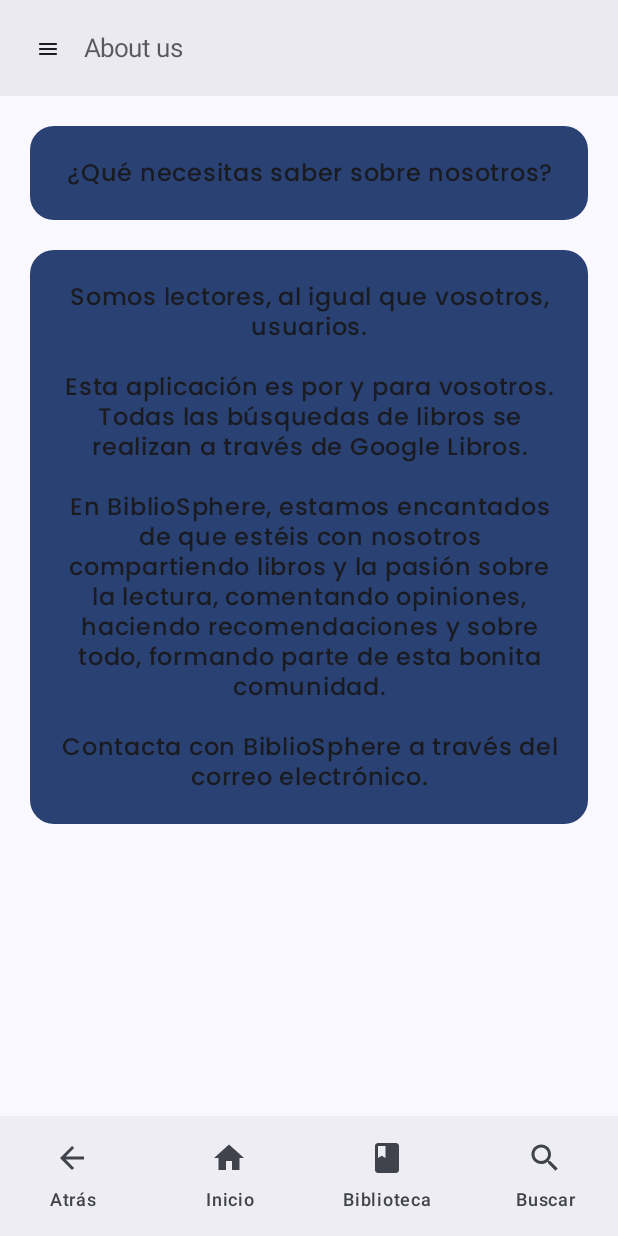
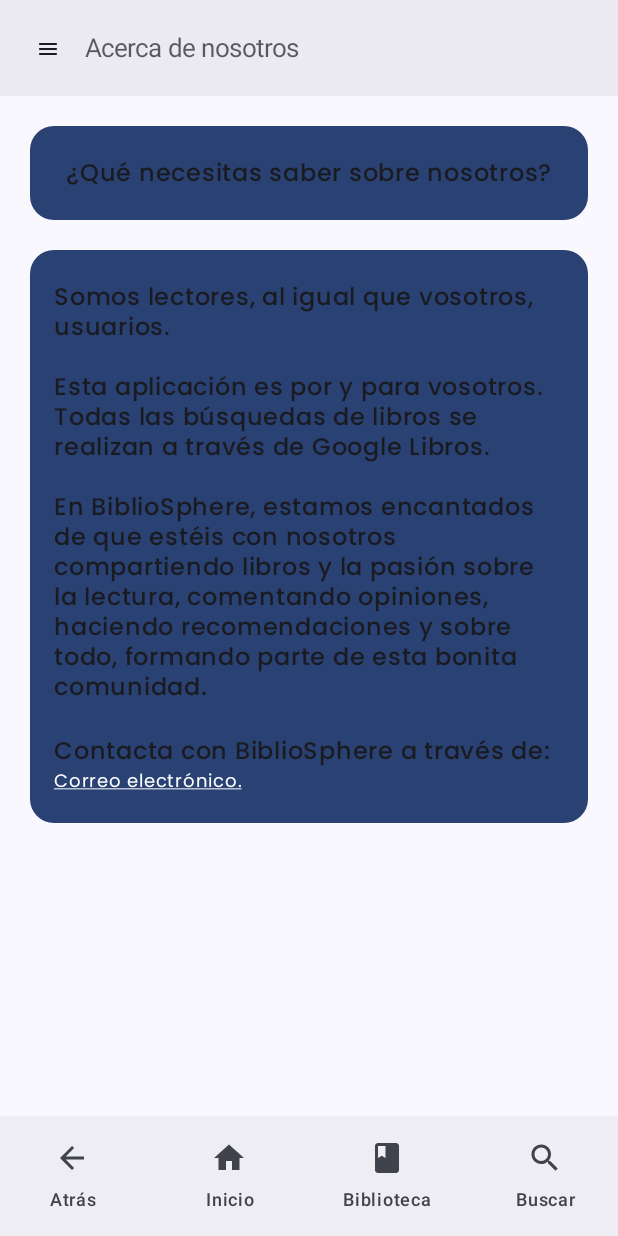
Before and after one commit to MTzenova/BiblioSphere, an Android app built with Jetpack Compose: the AboutScreen screen opened through its navigation route, on a phone screen of 412 x 824 dp. Run offline under Robolectric (Android 15) with nearby library versions, the phone set to English and light mode, and no system bars; our stand-ins replace Firebase (no records; nobody signed in at launch, a user with empty details on screens opened directly), livedata-compose, window size class; network calls fail; pictures from the network do not load.

Commit message:
strings para Navigation hechas

```diff
--- a/app/src/main/java/com/example/bibliosphere/core/navigation/BottomBar.kt
+++ b/app/src/main/java/com/example/bibliosphere/core/navigation/BottomBar.kt
@@ -8,8 +8,10 @@
 import androidx.compose.material3.NavigationBar
 import androidx.compose.material3.NavigationBarItem
 import androidx.compose.material3.Text
+import androidx.compose.ui.res.stringResource
 import androidx.navigation.NavHostController
 import androidx.navigation.compose.currentBackStackEntryAsState
+import com.example.bibliosphere.R
 import com.example.bibliosphere.data.model.DrawerItems
 
 
@@ -39,10 +41,10 @@
                     }
                 },
                 icon = {
-                    Icon(imageVector = navItem.icon, contentDescription = "Icon")
+                    Icon(imageVector = navItem.icon, contentDescription = stringResource(id = navItem.title))
                 },
                 label = {
-                    Text(text = navItem.title)
+                    Text(text = stringResource(id = navItem.title))
                 },
             )
         }
@@ -51,9 +53,9 @@
 
 object NavItemList{
     val navItemList = listOf(
-        DrawerItems("Atrás", Icons.AutoMirrored.Filled.ArrowBack),
-        DrawerItems("Inicio",Icons.Default.Home),
-        DrawerItems("Biblioteca",Icons.Default.Book),
-        DrawerItems("Buscar",Icons.Default.Search),
+        DrawerItems(R.string.back,"back", Icons.AutoMirrored.Filled.ArrowBack),
+        DrawerItems(R.string.home,"home",Icons.Default.Home),
+        DrawerItems(R.string.library,"library",Icons.Default.Book),
+        DrawerItems(R.string.search,"search",Icons.Default.Search),
     )
 }
--- a/app/src/main/java/com/example/bibliosphere/core/navigation/NavigationWrapper.kt
+++ b/app/src/main/java/com/example/bibliosphere/core/navigation/NavigationWrapper.kt
@@ -20,6 +20,7 @@
 import androidx.compose.ui.layout.ContentScale
 import androidx.compose.ui.platform.LocalContext
 import androidx.compose.ui.res.painterResource
+import androidx.compose.ui.res.stringResource
 import androidx.compose.ui.unit.dp
 import androidx.lifecycle.viewmodel.compose.viewModel
 import androidx.navigation.NavHostController
@@ -30,6 +31,7 @@
 import coil.compose.AsyncImage
 import coil.compose.rememberAsyncImagePainter
 import coil.request.ImageRequest
+import com.example.bibliosphere.R
 import com.example.bibliosphere.data.model.DrawerItems
 import com.example.bibliosphere.data.model.TabDestination
 import com.example.bibliosphere.presentation.bookDetail.BookDetailScreen
@@ -90,9 +92,9 @@
 
 
     val items = listOf(
-        DrawerItems("Perfil", Icons.Default.AccountBox),
-        DrawerItems("Acerca de nosotros", Icons.Filled.Info),
-        DrawerItems("Salir", Icons.AutoMirrored.Filled.Logout),
+        DrawerItems(R.string.profile, "profile", Icons.Default.AccountBox),
+        DrawerItems(R.string.about, "about",Icons.Filled.Info),
+        DrawerItems(R.string.exit, "exit",Icons.AutoMirrored.Filled.Logout),
 
     )
 
@@ -159,7 +161,7 @@
                 ) {
                     Spacer(Modifier.height(12.dp))
 
-                    Text("BiblioSphere", style = MaterialTheme.typography.headlineLarge)
+                    Text(stringResource(id = R.string.app_name), style = MaterialTheme.typography.headlineLarge)
                     HorizontalDivider()
                     Spacer(Modifier.height(12.dp))
                     Column(
@@ -171,7 +173,7 @@
                                 key(imageRes){
                                     AsyncImage(
                                         model = imageRes,
-                                        contentDescription = "User profile picture",
+                                        contentDescription = stringResource(R.string.user_profile_picture),
                                         modifier = Modifier
                                             .size(94.dp)
                                             .clip(RoundedCornerShape(62.dp)),
@@ -191,23 +193,23 @@
                     HorizontalDivider()
                     items.forEach { item ->
                         NavigationDrawerItem(
-                            label = { Text(item.title) },
+                            label = { Text(stringResource(id = item.title)) },
                             icon = { Icon(item.icon, contentDescription = null) },
-                            selected = currentRoute == item.title.lowercase(),
+                            selected = currentRoute == item.route,
                             onClick = {
                                 scope.launch {
                                     drawerState.close()
-                                    if (item.title.lowercase() == "salir") {
-                                        authViewModel.signout()
-                                    }
-                                    else if(item.title.lowercase() == "perfil"){
-                                        navController.navigate(Profile)
-                                    }
-                                    else if(item.title.lowercase() == "acerca de nosotros"){
-                                        navController.navigate(About)
-                                    }
-                                    else {
-                                        navController.navigate(item.title.lowercase()) {
+                                    when(item.route){
+                                        "profile" -> {
+                                            navController.navigate(Profile)
+                                        }
+                                        "about" -> {
+                                            navController.navigate(About)
+                                        }
+                                        "exit" -> {
+                                            navController.navigate(Login)
+                                        }
+                                        else -> navController.navigate(item.route) {
                                             launchSingleTop = true
                                         }
                                     }
@@ -241,8 +243,8 @@
 
 
     val tabDestinations = listOf(
-        TabDestination(Library,"Library"),
-        TabDestination(Explore,"Explore libraries"),
+        TabDestination(Library, stringResource(R.string.library)),
+        TabDestination(Explore, stringResource(R.string.explore)),
     )
 
     val showTabs = currentRoute in listOf(Library::class.qualifiedName, Explore::class.qualifiedName)
--- a/app/src/main/java/com/example/bibliosphere/core/navigation/Screens.kt
+++ b/app/src/main/java/com/example/bibliosphere/core/navigation/Screens.kt
@@ -1,5 +1,6 @@
 package com.example.bibliosphere.core.navigation
 
+import com.example.bibliosphere.R
 import kotlinx.serialization.Serializable
 
 //se definen todas las vistas
@@ -40,16 +41,16 @@
 object About
 
 //función para obtener el título según la pantalla
-fun getScreenTitle(route: String?): String = when (route) {
-    Home::class.qualifiedName -> "Inicio"
-    Register::class.qualifiedName -> "Registro"
-    Login::class.qualifiedName -> "Login"
-    Search::class.qualifiedName -> "Search books"
-    BookDetail::class.qualifiedName -> "Book detail"
-    Library::class.qualifiedName -> "Library"
-    UserLibrary::class.qualifiedName -> "User Library"
-    Profile::class.qualifiedName -> "Profile"
-    Explore::class.qualifiedName -> "Explore libraries"
-    About::class.qualifiedName -> "About us"
-    else -> "BiblioSphere"
+fun getScreenTitle(route: String?): Int = when (route) {
+    Home::class.qualifiedName -> R.string.home
+    Register::class.qualifiedName -> R.string.register
+    Login::class.qualifiedName -> R.string.login
+    Search::class.qualifiedName -> R.string.search_books
+    BookDetail::class.qualifiedName -> R.string.book_detail
+    Library::class.qualifiedName -> R.string.library
+    UserLibrary::class.qualifiedName -> R.string.user_library
+    Profile::class.qualifiedName -> R.string.profile
+    Explore::class.qualifiedName -> R.string.explore
+    About::class.qualifiedName -> R.string.about
+    else -> R.string.app_name
 }
--- a/app/src/main/java/com/example/bibliosphere/core/navigation/TopBar.kt
+++ b/app/src/main/java/com/example/bibliosphere/core/navigation/TopBar.kt
@@ -7,6 +7,8 @@
 import androidx.compose.runtime.*
 import androidx.compose.runtime.livedata.observeAsState
 import androidx.compose.ui.Modifier
+import androidx.compose.ui.platform.LocalContext
+import androidx.compose.ui.res.stringResource
 import androidx.compose.ui.unit.dp
 import androidx.compose.ui.unit.sp
 import androidx.navigation.NavBackStackEntry
@@ -31,7 +33,9 @@
         title = {
 
             val userName by authViewModel.userNameLibrary.observeAsState()
-            var titleScreen = getScreenTitle(currentBackStackEntry?.destination?.route)
+            val context = LocalContext.current
+            val titleId = getScreenTitle(currentBackStackEntry?.destination?.route)
+            var titleScreen = stringResource(id = titleId)
 
             if (currentRoute?.startsWith(UserLibrary.route) == true) {
                 val userId = currentBackStackEntry?.arguments?.getString("userId")
@@ -42,7 +46,7 @@
                     }
                 }
 
-                titleScreen = "Biblioteca de $userName"
+                titleScreen = "Biblioteca de ${userName ?: ""}"
             }
 
             Text(
--- a/app/src/main/java/com/example/bibliosphere/data/model/DrawerItems.kt
+++ b/app/src/main/java/com/example/bibliosphere/data/model/DrawerItems.kt
@@ -1,8 +1,10 @@
 package com.example.bibliosphere.data.model
 
+import androidx.annotation.StringRes
 import androidx.compose.ui.graphics.vector.ImageVector
 
 data class DrawerItems(
-    val title: String,
+    @StringRes val title: Int,
+    val route: String,
     val icon: ImageVector
 )
--- a/app/src/main/java/com/example/bibliosphere/presentation/drawerScreens/about/AboutScreen.kt
+++ b/app/src/main/java/com/example/bibliosphere/presentation/drawerScreens/about/AboutScreen.kt
@@ -1,6 +1,9 @@
 package com.example.bibliosphere.presentation.drawerScreens.about
 
+import android.content.Intent
+import android.net.Uri
 import androidx.compose.foundation.background
+import androidx.compose.foundation.clickable
 import androidx.compose.foundation.layout.*
 import androidx.compose.foundation.rememberScrollState
 import androidx.compose.foundation.shape.RoundedCornerShape
@@ -11,20 +14,28 @@
 import androidx.compose.ui.Alignment
 import androidx.compose.ui.Modifier
 import androidx.compose.ui.draw.clip
+import androidx.compose.ui.graphics.Color
+import androidx.compose.ui.platform.LocalContext
+import androidx.compose.ui.platform.LocalUriHandler
+import androidx.compose.ui.text.*
+import androidx.compose.ui.text.style.TextAlign
+import androidx.compose.ui.text.style.TextDecoration
 import androidx.compose.ui.tooling.preview.Preview
 import androidx.compose.ui.unit.dp
+import androidx.core.content.ContextCompat.startActivity
 
 @Composable
 fun AboutScreen() {
 
     val scrollState = rememberScrollState()
+    val context = LocalContext.current
 
     Column(
         modifier = Modifier
             .fillMaxSize()
             .verticalScroll(scrollState),
-        horizontalAlignment = Alignment.CenterHorizontally,
-    ){
+        horizontalAlignment = Alignment.Start,
+    ) {
 
         Box(
             modifier = Modifier
@@ -33,12 +44,14 @@
                 .clip(RoundedCornerShape(16.dp))
                 .background(MaterialTheme.colorScheme.primary),
             contentAlignment = Alignment.Center
-        ){
-            Column(modifier = Modifier.fillMaxSize()
+        ) {
+            Column(
+                modifier = Modifier
+                    .fillMaxSize()
                     .padding(top = 20.dp, bottom = 20.dp, start = 16.dp, end = 16.dp),
                 horizontalAlignment = Alignment.CenterHorizontally
-            ){
-                Text("¿Qué necesitas saber sobre nosotros?")
+            ) {
+                Text("¿Qué necesitas saber sobre nosotros?", textAlign = TextAlign.Start)
             }
         }
         Box(
@@ -48,23 +61,67 @@
                 .clip(RoundedCornerShape(16.dp))
                 .background(MaterialTheme.colorScheme.primary),
             contentAlignment = Alignment.Center
-        ){
-            Column(modifier = Modifier.fillMaxSize()
+        ) {
+            Column(
+                modifier = Modifier
+                    .fillMaxSize()
                     .padding(top = 20.dp, bottom = 20.dp, start = 16.dp, end = 16.dp),
-                horizontalAlignment = Alignment.CenterHorizontally
-            ){
-                Text("Somos lectores, al igual que vosotros, usuarios.\n" +
+            ) {
+                Text(
+                    text = ("Somos lectores, al igual que vosotros, usuarios.\n" +
                             "\n" +
                             "Esta aplicación es por y para vosotros." +
                             "\n" +
                             "Todas las búsquedas de libros se realizan a través de Google Libros.\n" +
                             "\n" +
-                        "En BiblioSphere, estamos encantados de que estéis con nosotros compartiendo libros y la pasión sobre la lectura, comentando opiniones, haciendo recomendaciones y sobre todo, formando parte de esta bonita comunidad.\n" +
-                        "\n" +
-                        "Contacta con BiblioSphere a través del correo electrónico.")
+                            "En BiblioSphere, estamos encantados de que estéis con nosotros compartiendo libros y la pasión sobre la lectura, comentando opiniones, haciendo recomendaciones y sobre todo, formando parte de esta bonita comunidad."),
+                    textAlign = TextAlign.Start,
+                )
+                Spacer(modifier = Modifier.height(20.dp))
+                Text(text = "Contacta con BiblioSphere a través de: ", textAlign = TextAlign.Start)
+                Text(
+                    text = ("Correo electrónico."),
+                    style = MaterialTheme.typography.bodyMedium.copy(
+                        color = MaterialTheme.colorScheme.onPrimary,
+                        textDecoration = TextDecoration.Underline
+                    ),
+                    textAlign = TextAlign.Start,
+                    modifier = Modifier.clickable {
+                        val intent = Intent(Intent.ACTION_SENDTO).apply {
+                            data = Uri.parse("mailto:bibliosphereapp@gmail.com")
+                            putExtra(Intent.EXTRA_SUBJECT, "Support")
+                        }
+                        startActivity(context, intent, null)
+                    }
+
+                )
+
             }
         }
     }
+}
+
+
+@Composable
+fun AnnotatedStringWithListenerSample() {
+    // Display a link in the text and log metrics whenever user clicks on it. In that case we handle
+    // the link using openUri method of the LocalUriHandler
+    val uriHandler = LocalUriHandler.current
+    Text(
+        buildAnnotatedString {
+            append("Build better apps faster with ")
+            val link =
+                LinkAnnotation.Url(
+                    "https://developer.android.com/jetpack/compose",
+                    TextLinkStyles(SpanStyle(color = Color.Blue))
+                ) {
+                    val url = (it as LinkAnnotation.Url).url
+                    // log some metrics
+                    uriHandler.openUri(url)
+                }
+            withLink(link) { append("Jetpack Compose") }
+        }
+    )
 }
 
 
--- a/app/src/main/res/values/strings.xml
+++ b/app/src/main/res/values/strings.xml
@@ -1,5 +1,26 @@
 <resources>
-    <string name="app_name">BiblioSphere</string>
+    <string name="app_name">BiblioSphere</string>  <!-- No tiene traducción -->
     <string name="web_client_id">1014965920233-aev08ptsiaamhpr6q75te2vl75ken914.apps.googleusercontent.com</string>
+    <!-- BottomBar, Screens -->
+    <string name="icon">Icono</string>
+    <string name="back">Atrás</string>
+    <string name="home">Inicio</string>
+    <string name="library">Biblioteca</string>
+    <string name="search">Buscar</string>
+    <!-- NavigationDrawer items, NavigationDrawerItem -->
+    <string name="profile">Perfil</string>
+    <string name="about">Acerca de nosotros</string>
+    <string name="exit">Salir</string>
+    <!-- NavigationDrawer ModalNavigationDrawer-->
+    <string name="user_profile_picture">Imagen de perfil de usuario</string>
+    <!-- NavigationDrawer ModalNavigationDrawer, Screen-->
+    <string name="explore">Explorar bibliotecas</string>
+    <!-- Screens -->
+    <string name="register">Registro</string>
+    <string name="login">Iniciar Sesión</string>
+    <string name="search_books">Buscar libros</string>
+    <string name="book_detail">Detalles del libro</string>
+    <string name="user_library">Biblioteca del usuario</string>
 
-</resources>
+
+  </resources>
```
Lines whose indentation alone changed are shown as unchanged.
